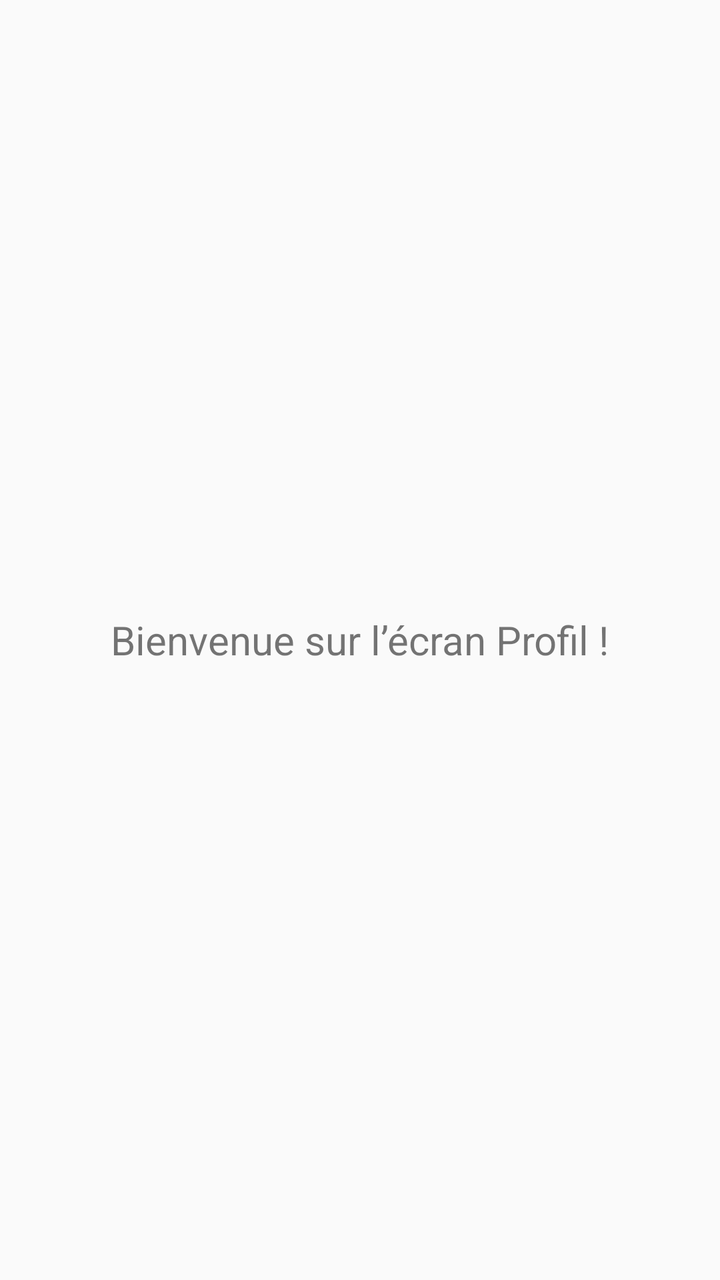
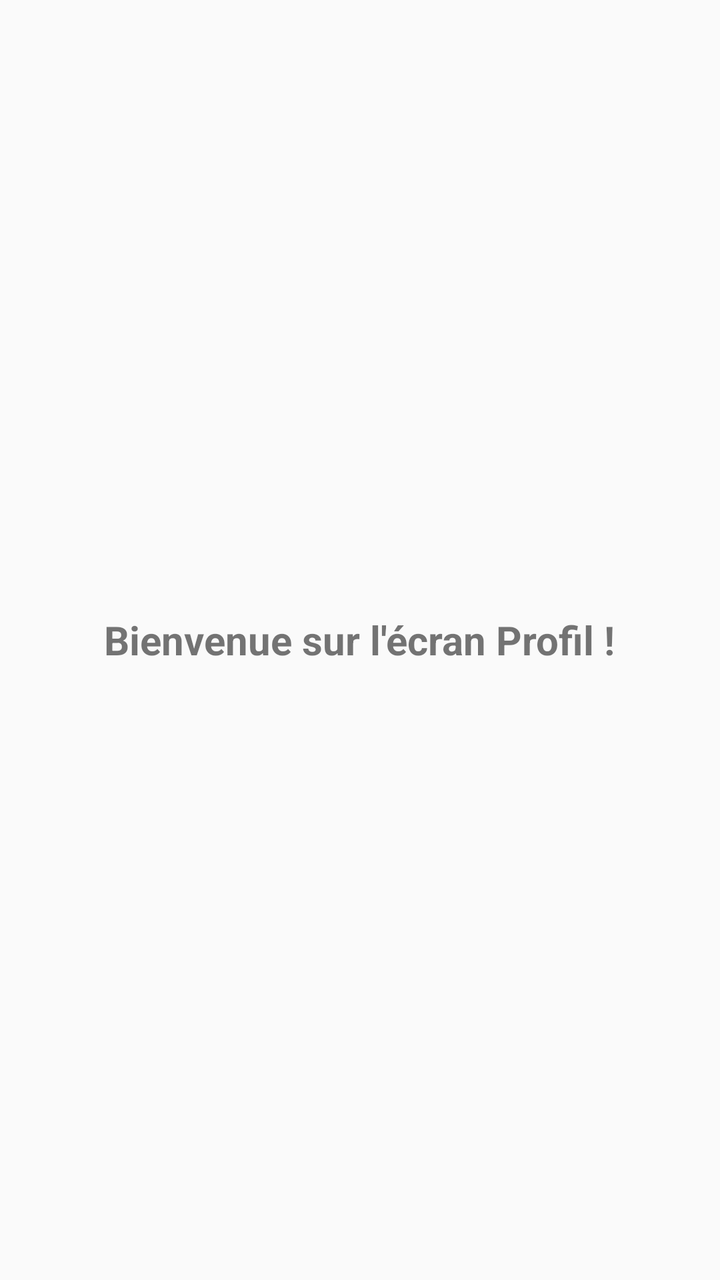

An Android layout rendered at two revisions. The XML below is the earlier revision; the diff shows what the commit changed to produce the second picture.
<!-- AndroidManifest.xml: application theme Theme.MiniShopManager -->
<!-- res/layout/activity_profile.xml -->
<?xml version="1.0" encoding="utf-8"?>
<LinearLayout xmlns:android="http://schemas.android.com/apk/res/android"
    android:layout_width="match_parent"
    android:layout_height="match_parent"
    android:gravity="center"
    android:orientation="vertical">

    <TextView
        android:layout_width="wrap_content"
        android:layout_height="wrap_content"
        android:text="Bienvenue sur l’écran Profil !"
        android:textSize="20sp" />

</LinearLayout>
<!-- resources referenced by this layout -->
<resources>
  <style name="Theme.MiniShopManager" parent="android:Theme.Material.Light.NoActionBar" />
</resources>

<!-- the commit's change to res/layout/activity_profile.xml (unified diff, before → after) -->
@@ -8,7 +8,8 @@
     <TextView
         android:layout_width="wrap_content"
         android:layout_height="wrap_content"
-        android:text="Bienvenue sur l’écran Profil !"
-        android:textSize="20sp" />
+        android:text="Bienvenue sur l'écran Profil !"
+        android:textSize="20sp"
+        android:textStyle="bold" />
 
 </LinearLayout>
